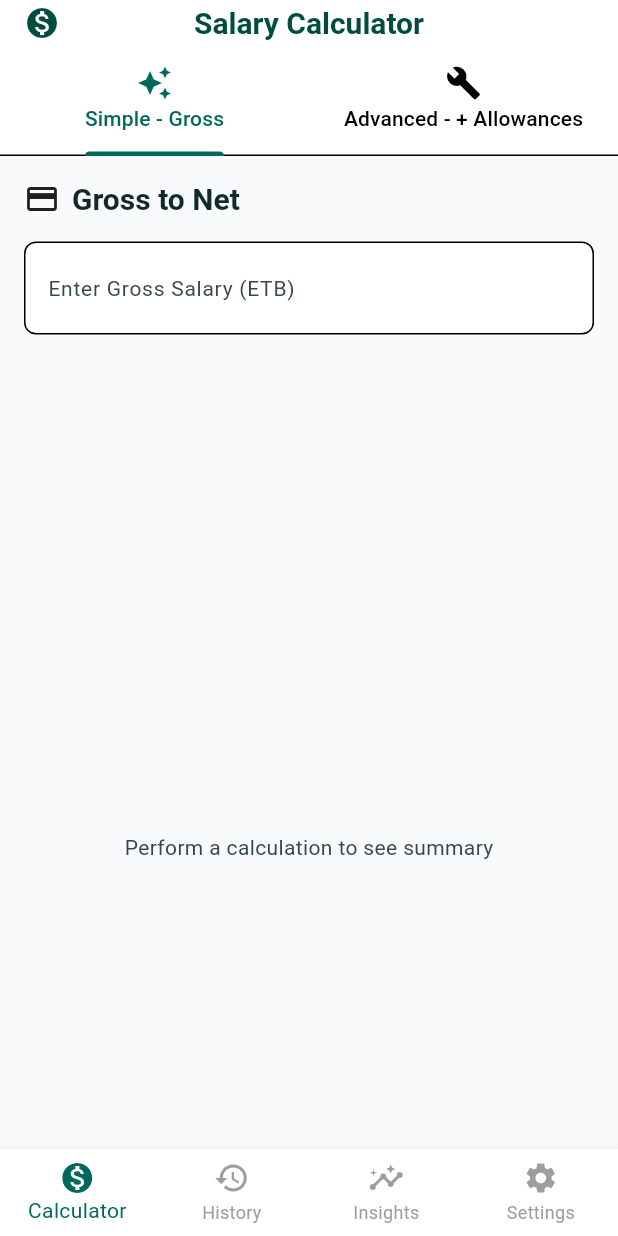
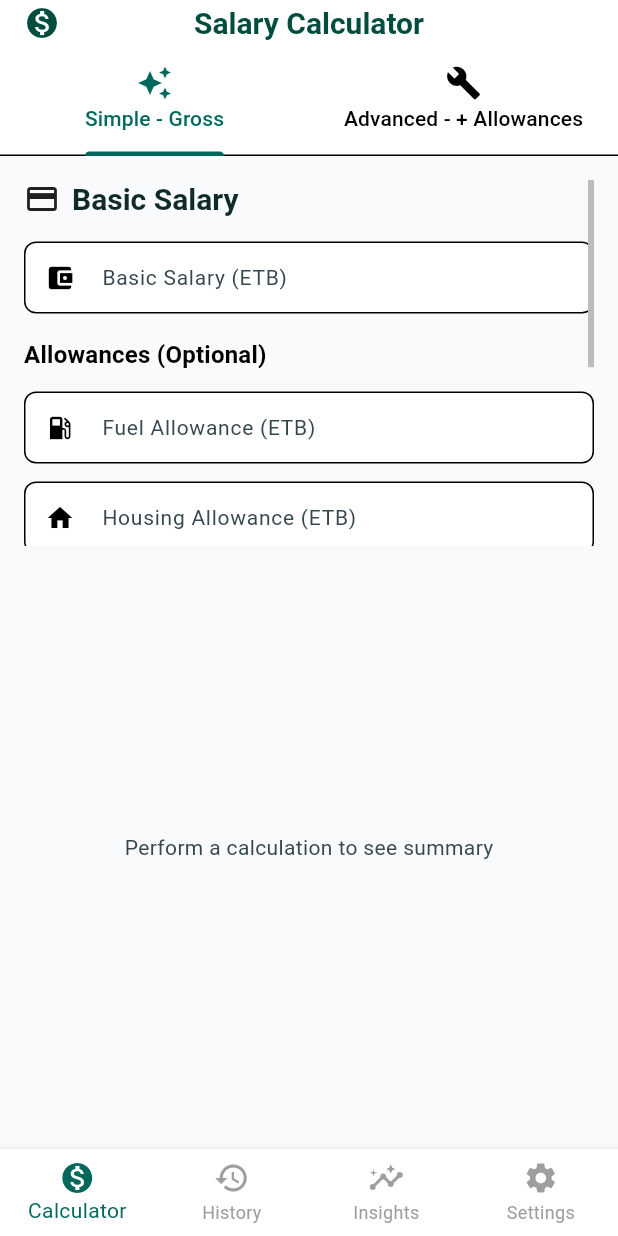
Before and after one commit to dag14/net-earn, a Flutter app: the screen it shows after launch, on a phone screen of 412 x 824 dp. Run offline on Flutter 3.47's test engine with Material 3 defaults, Android fonts, the phone set to English and light mode, and no system bars; our stand-ins replace fl_chart, flutter_riverpod, go_router.

Commit message:
refactor: add allowances input fields with a singlechildscrollview

```diff
--- a/lib/features/income_calculator/presentation/screens/calculator_screen.dart
+++ b/lib/features/income_calculator/presentation/screens/calculator_screen.dart
@@ -3,7 +3,7 @@ import 'package:netearn/features/income_calculator/data/local_tax_bracket_provid
 import 'package:netearn/features/income_calculator/domain/basic_salary_calculator.dart';
 import 'package:netearn/features/income_calculator/presentation/widgets/advanced_calculator.dart';
 import 'package:netearn/features/income_calculator/presentation/widgets/calculator_tapbar.dart';
-import 'package:netearn/features/income_calculator/presentation/widgets/simple_calculator.dart';
+import 'package:netearn/features/income_calculator/presentation/widgets/salary_calculator.dart';
 import 'package:netearn/features/income_calculator/presentation/widgets/summary_pie.dart';
 import '../../../../core/presentation/widgets/default_appbar.dart';
 
@@ -54,7 +54,7 @@ class _CalculatorScreenState extends State<CalculatorScreen> {
               child: TabBarView(
                 physics: const NeverScrollableScrollPhysics(),
                 children: [
-                  SimpleCalculator(controller: controller),
+                  SalaryCalculator(controller: controller),
                   AdvancedCalculator(),
                 ],
               ),
--- /dev/null
+++ b/lib/features/income_calculator/presentation/widgets/salary_calculator.dart
@@ -0,0 +1,354 @@
+import 'package:flutter/material.dart';
+import 'package:flutter/services.dart';
+import 'package:flutter_riverpod/flutter_riverpod.dart';
+import 'package:intl/intl.dart';
+import 'package:netearn/core/theme/app_theme.dart';
+import 'package:netearn/features/income_calculator/providers/calc_providers.dart';
+
+class SalaryCalculator extends ConsumerStatefulWidget {
+  final TextEditingController controller;
+
+  const SalaryCalculator({super.key, required this.controller});
+
+  @override
+  ConsumerState<SalaryCalculator> createState() => _SalaryCalculatorState();
+}
+
+class _SalaryCalculatorState extends ConsumerState<SalaryCalculator> {
+  late final TextEditingController fuelController;
+  late final TextEditingController housingController;
+  late final TextEditingController mobileController;
+  late final TextEditingController otherController;
+
+  late final FocusNode grossFocusNode;
+  late final FocusNode fuelFocusNode;
+  late final FocusNode housingFocusNode;
+  late final FocusNode mobileFocusNode;
+  late final FocusNode otherFocusNode;
+
+  @override
+  void initState() {
+    super.initState();
+    fuelController = TextEditingController();
+    housingController = TextEditingController();
+    mobileController = TextEditingController();
+    otherController = TextEditingController();
+
+    grossFocusNode = FocusNode();
+    fuelFocusNode = FocusNode();
+    housingFocusNode = FocusNode();
+    mobileFocusNode = FocusNode();
+    otherFocusNode = FocusNode();
+  }
+
+  @override
+  void dispose() {
+    fuelController.dispose();
+    housingController.dispose();
+    mobileController.dispose();
+    otherController.dispose();
+
+    grossFocusNode.dispose();
+    fuelFocusNode.dispose();
+    housingFocusNode.dispose();
+    mobileFocusNode.dispose();
+    otherFocusNode.dispose();
+    super.dispose();
+  }
+
+  double _parseAmount(TextEditingController controller) {
+    final rawText = controller.text.replaceAll(',', '');
+    return double.tryParse(rawText) ?? 0;
+  }
+
+  Future<void> _calculate() async {
+    final gross = _parseAmount(widget.controller);
+    final fuel = _parseAmount(fuelController);
+    final housing = _parseAmount(housingController);
+    final mobile = _parseAmount(mobileController);
+    final other = _parseAmount(otherController);
+
+    await ref
+        .read(salaryCalculatorProvider.notifier)
+        .calculate(
+          gross,
+          // fuelAllowance: fuel,
+          // housingAllowance: housing,
+          // mobileAllowance: mobile,
+          // otherAllowances: other,
+        );
+
+    // Dismiss keyboard
+    if (mounted) {
+      FocusScope.of(context).unfocus();
+    }
+  }
+
+  @override
+  Widget build(BuildContext context) {
+    final NumberFormat formatter = NumberFormat('#,##0.##');
+    final calculation = ref.watch(lastCalculationProvider);
+
+    return Padding(
+      padding: const EdgeInsets.fromLTRB(16, 16, 16, 0),
+      child: Scrollbar(
+        thumbVisibility: true,
+        child: SingleChildScrollView(
+          child: Column(
+            crossAxisAlignment: CrossAxisAlignment.start,
+            children: [
+              Row(
+                children: [
+                  const Icon(Icons.payment, size: 24),
+                  const SizedBox(width: 8),
+                  Text(
+                    'Basic Salary',
+                    style: Theme.of(context).textTheme.titleLarge,
+                  ),
+                ],
+              ),
+              const SizedBox(height: 16),
+
+              // Gross Salary
+              _buildTextField(
+                controller: widget.controller,
+                label: 'Basic Salary (ETB)',
+                icon: Icons.account_balance_wallet,
+                focusNode: grossFocusNode,
+                nextFocusNode: fuelFocusNode,
+              ),
+              const SizedBox(height: 16),
+
+              // Allowances Section
+              Text(
+                'Allowances (Optional)',
+                style: Theme.of(
+                  context,
+                ).textTheme.titleMedium?.copyWith(fontWeight: FontWeight.w600),
+              ),
+              const SizedBox(height: 12),
+
+              // Fuel Allowance
+              _buildTextField(
+                controller: fuelController,
+                label: 'Fuel Allowance (ETB)',
+                icon: Icons.local_gas_station,
+                focusNode: fuelFocusNode,
+                nextFocusNode: housingFocusNode,
+              ),
+              const SizedBox(height: 12),
+
+              // Housing Allowance
+              _buildTextField(
+                controller: housingController,
+                label: 'Housing Allowance (ETB)',
+                icon: Icons.home,
+                focusNode: housingFocusNode,
+                nextFocusNode: mobileFocusNode,
+              ),
+              const SizedBox(height: 12),
+
+              // Mobile Allowance
+              _buildTextField(
+                controller: mobileController,
+                label: 'Mobile Airtime Allowance (ETB)',
+                icon: Icons.phone_android,
+                focusNode: mobileFocusNode,
+                nextFocusNode: otherFocusNode,
+              ),
+              const SizedBox(height: 12),
+
+              // Other Allowances
+              _buildTextField(
+                controller: otherController,
+                label: 'Other Allowances (ETB)',
+                icon: Icons.more_horiz,
+                focusNode: otherFocusNode,
+                isLastField: true,
+              ),
+              const SizedBox(height: 24),
+
+              // Calculate Button
+              SizedBox(
+                width: double.infinity,
+                child: ElevatedButton(
+                  onPressed: _calculate,
+                  child: const Padding(
+                    padding: EdgeInsets.symmetric(vertical: 16.0),
+                    child: Text('Calculate Net Salary'),
+                  ),
+                ),
+              ),
+
+              const SizedBox(height: 32),
+
+              // Results
+              if (calculation != null) ...[
+                Container(
+                  padding: const EdgeInsets.all(16),
+                  decoration: BoxDecoration(
+                    color: Theme.of(
+                      context,
+                    ).colorScheme.surfaceVariant.withOpacity(0.3),
+                    borderRadius: BorderRadius.circular(12),
+                  ),
+                  child: Column(
+                    crossAxisAlignment: CrossAxisAlignment.start,
+                    children: [
+                      Text(
+                        'Calculation Results',
+                        style: Theme.of(context).textTheme.titleMedium
+                            ?.copyWith(fontWeight: FontWeight.w600),
+                      ),
+                      const Divider(height: 24),
+                      _buildResultRow(
+                        context,
+                        'Net Salary',
+                        formatter.format(calculation.netSalary),
+                        AppTheme.success,
+                        isBold: true,
+                      ),
+                      const SizedBox(height: 12),
+                      _buildResultRow(
+                        context,
+                        'Income Tax',
+                        formatter.format(calculation.tax),
+                        AppTheme.red,
+                      ),
+                      const SizedBox(height: 12),
+                      _buildResultRow(
+                        context,
+                        'Pension',
+                        formatter.format(calculation.pension),
+                        AppTheme.blue,
+                      ),
+                    ],
+                  ),
+                ),
+                const SizedBox(height: 24),
+              ],
+            ],
+          ),
+        ),
+      ),
+    );
+  }
+
+  Widget _buildTextField({
+    required TextEditingController controller,
+    required String label,
+    required IconData icon,
+    FocusNode? focusNode,
+    FocusNode? nextFocusNode,
+    bool isLastField = false,
+  }) {
+    return TextField(
+      controller: controller,
+      focusNode: focusNode,
+      keyboardType: const TextInputType.numberWithOptions(decimal: true),
+      textInputAction: isLastField
+          ? TextInputAction.done
+          : TextInputAction.next,
+      inputFormatters: [
+        FilteringTextInputFormatter.allow(RegExp(r'[\d.,]')),
+        InputFormatter(),
+      ],
+      decoration: InputDecoration(
+        labelText: label,
+        prefixIcon: Icon(icon, size: 20),
+        isDense: true,
+      ),
+      onEditingComplete: () {
+        if (isLastField) {
+          _calculate();
+        } else if (nextFocusNode != null) {
+          FocusScope.of(context).requestFocus(nextFocusNode);
+        }
+      },
+    );
+  }
+
+  Widget _buildResultRow(
+    BuildContext context,
+    String label,
+    String value,
+    Color color, {
+    bool isBold = false,
+  }) {
+    return Row(
+      mainAxisAlignment: MainAxisAlignment.spaceBetween,
+      children: [
+        Text(
+          label,
+          style: Theme.of(context).textTheme.bodyLarge?.copyWith(
+            fontWeight: isBold ? FontWeight.w600 : FontWeight.normal,
+          ),
+        ),
+        Text(
+          '$value ETB',
+          style: Theme.of(context).textTheme.bodyLarge?.copyWith(
+            color: color,
+            fontWeight: isBold ? FontWeight.w700 : FontWeight.w600,
+            fontSize: isBold ? 18 : 16,
+          ),
+        ),
+      ],
+    );
+  }
+}
+
+class InputFormatter extends TextInputFormatter {
+  final NumberFormat _formatter = NumberFormat('#,##0.##');
+
+  @override
+  TextEditingValue formatEditUpdate(
+    TextEditingValue oldValue,
+    TextEditingValue newValue,
+  ) {
+    // Allow clearing
+    if (newValue.text.isEmpty) {
+      return newValue;
+    }
+
+    // Remove commas
+    final newText = newValue.text.replaceAll(',', '');
+
+    // Parse
+    final number = double.tryParse(newText);
+    if (number == null) {
+      return oldValue;
+    }
+
+    final formatted = _formatter.format(number);
+
+    // ---- CURSOR CALCULATION ----
+    final oldSelectionIndex = oldValue.selection.end;
+
+    // Count commas before cursor in old & new text
+    int oldCommasBeforeCursor = _countCommas(
+      oldValue.text.substring(
+        0,
+        oldSelectionIndex.clamp(0, oldValue.text.length),
+      ),
+    );
+
+    int newCommasBeforeCursor = _countCommas(
+      formatted.substring(0, _min(formatted.length, newValue.selection.end)),
+    );
+
+    final cursorOffset =
+        newValue.selection.end +
+        (newCommasBeforeCursor - oldCommasBeforeCursor);
+
+    return TextEditingValue(
+      text: formatted,
+      selection: TextSelection.collapsed(
+        offset: cursorOffset.clamp(0, formatted.length),
+      ),
+    );
+  }
+
+  int _countCommas(String text) => ','.allMatches(text).length;
+
+  int _min(int a, int b) => a < b ? a : b;
+}
--- a/lib/features/income_calculator/presentation/widgets/simple_calculator.dart
+++ /dev/null
@@ -1,144 +0,0 @@
-import 'package:flutter/material.dart';
-import 'package:flutter/services.dart';
-import 'package:flutter_riverpod/flutter_riverpod.dart';
-import 'package:intl/intl.dart';
-import 'package:netearn/core/theme/app_theme.dart'; // Added import
-import 'package:netearn/features/income_calculator/providers/calc_providers.dart';
-
-class SimpleCalculator extends ConsumerWidget {
-  final TextEditingController controller;
-
-  const SimpleCalculator({super.key, required this.controller});
-
-  @override
-  Widget build(BuildContext context, WidgetRef ref) {
-    final NumberFormat formatter = NumberFormat('#,##0.##');
-    final calculation = ref.watch(lastCalculationProvider);
-
-    return Padding(
-      // padding: const EdgeInsets.symmetric(horizontal: 16.0, vertical: 24.0),
-      padding: const EdgeInsets.fromLTRB(16, 16, 16, 0),
-
-      child: Column(
-        children: [
-          Row(
-            children: [
-              const Icon(Icons.payment, size: 24),
-              const SizedBox(width: 8),
-              Text(
-                'Gross to Net',
-                style: Theme.of(context).textTheme.titleLarge,
-              ),
-            ],
-          ),
-          const SizedBox(height: 16),
-          TextField(
-            style: Theme.of(
-              context,
-            ).textTheme.titleLarge?.copyWith(fontSize: 24),
-            controller: controller,
-            keyboardType: const TextInputType.numberWithOptions(decimal: true),
-            inputFormatters: [
-              FilteringTextInputFormatter.allow(RegExp(r'[\d.,]')),
-              InputFormatter(),
-            ],
-            decoration: const InputDecoration(
-              labelText: 'Enter Gross Salary (ETB)',
-            ),
-            onEditingComplete: () async {
-              final rawText = controller.text.replaceAll(',', '');
-              final gross = double.tryParse(rawText) ?? 0;
-
-              await ref
-                  .read(simpleCalculatorProvider.notifier)
-                  .calculate(gross);
-
-              // Dismiss keyboard
-              FocusScope.of(context).unfocus();
-            },
-          ),
-          const SizedBox(height: 64),
-          if (calculation != null) ...[
-            Text(
-              'Net Salary: ${formatter.format(calculation.netSalary)} ETB',
-              style: Theme.of(context).textTheme.titleLarge?.copyWith(
-                fontSize: 18,
-                color: AppTheme.success,
-              ),
-            ),
-            Text(
-              'Income Tax: ${formatter.format(calculation.tax)} ETB',
-              style: Theme.of(context).textTheme.titleLarge?.copyWith(
-                fontSize: 18,
-                color: AppTheme.red,
-              ),
-            ),
-            Text(
-              'Pension: ${formatter.format(calculation.pension)} ETB',
-              style: Theme.of(context).textTheme.titleLarge?.copyWith(
-                fontSize: 18,
-                color: AppTheme.blue,
-              ),
-            ),
-          ],
-        ],
-      ),
-    );
-  }
-}
-
-class InputFormatter extends TextInputFormatter {
-  final NumberFormat _formatter = NumberFormat('#,##0.##');
-
-  @override
-  TextEditingValue formatEditUpdate(
-    TextEditingValue oldValue,
-    TextEditingValue newValue,
-  ) {
-    // Allow clearing
-    if (newValue.text.isEmpty) {
-      return newValue;
-    }
-
-    // Remove commas
-    final newText = newValue.text.replaceAll(',', '');
-
-    // Parse
-    final number = double.tryParse(newText);
-    if (number == null) {
-      return oldValue;
-    }
-
-    final formatted = _formatter.format(number);
-
-    // ---- CURSOR CALCULATION ----
-    final oldSelectionIndex = oldValue.selection.end;
-
-    // Count commas before cursor in old & new text
-    int oldCommasBeforeCursor = _countCommas(
-      oldValue.text.substring(
-        0,
-        oldSelectionIndex.clamp(0, oldValue.text.length),
-      ),
-    );
-
-    int newCommasBeforeCursor = _countCommas(
-      formatted.substring(0, _min(formatted.length, newValue.selection.end)),
-    );
-
-    final cursorOffset =
-        newValue.selection.end +
-        (newCommasBeforeCursor - oldCommasBeforeCursor);
-
-    return TextEditingValue(
-      text: formatted,
-      selection: TextSelection.collapsed(
-        offset: cursorOffset.clamp(0, formatted.length),
-      ),
-    );
-  }
-
-  int _countCommas(String text) => ','.allMatches(text).length;
-
-  int _min(int a, int b) => a < b ? a : b;
-}
--- a/lib/features/income_calculator/providers/calc_providers.dart
+++ b/lib/features/income_calculator/providers/calc_providers.dart
@@ -14,10 +14,10 @@ final basicSalaryCalculatorProvider = Provider<BasicSalaryCalculator>((ref) {
   return BasicSalaryCalculator(taxBracketProviderInstance);
 });
 
-class SimpleCalculatorNotifier extends StateNotifier<List<Calculation>> {
+class SalaryCalculatorNotifier extends StateNotifier<List<Calculation>> {
   final BasicSalaryCalculator _calculator;
 
-  SimpleCalculatorNotifier(this._calculator) : super([]);
+  SalaryCalculatorNotifier(this._calculator) : super([]);
 
   Future<void> calculate(double grossSalary) async {
     final result = await _calculator.calculateNet(grossSalary);
@@ -35,18 +35,18 @@ class SimpleCalculatorNotifier extends StateNotifier<List<Calculation>> {
   }
 }
 
-final simpleCalculatorProvider =
-    StateNotifierProvider<SimpleCalculatorNotifier, List<Calculation>>((ref) {
+final salaryCalculatorProvider =
+    StateNotifierProvider<SalaryCalculatorNotifier, List<Calculation>>((ref) {
       final calculator = ref.watch(basicSalaryCalculatorProvider);
-      return SimpleCalculatorNotifier(calculator);
+      return SalaryCalculatorNotifier(calculator);
     });
 
 final calculationHistoryProvider = Provider<List<Calculation>>((ref) {
-  return ref.watch(simpleCalculatorProvider);
+  return ref.watch(salaryCalculatorProvider);
 });
 
 final lastCalculationProvider = Provider<Calculation?>((ref) {
-  final history = ref.watch(simpleCalculatorProvider);
+  final history = ref.watch(salaryCalculatorProvider);
   if (history.isEmpty) {
     return null;
   }
```
